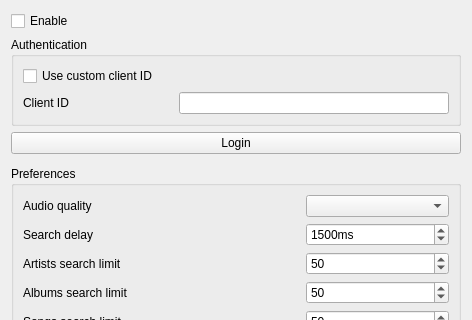
This is src/settings/tidalsettingspage.ui in RoundSalmon4/blended-strawberry as Qt 5 draws it before an edit; both pictures show x 0 to 472 and y 0 to 320 of the 472 by 853 pixel window. The edited form follows.
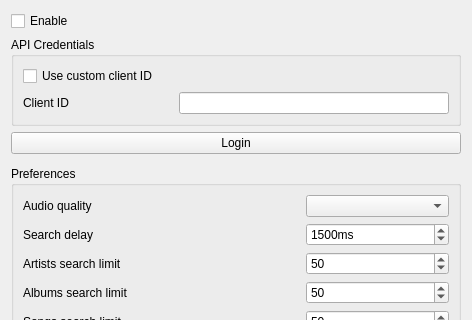
This is the edited form. Icons and pictures are not drawn. Custom widgets are drawn as their Qt base class.

```diff
--- a/src/settings/tidalsettingspage.ui
+++ b/src/settings/tidalsettingspage.ui
@@ -30,7 +30,7 @@
       </sizepolicy>
      </property>
      <property name="title">
-      <string>Authentication</string>
+      <string>API Credentials</string>
      </property>
      <layout class="QFormLayout" name="layout_credential_group">
       <item row="0" column="0">
```
Left out of the diff: 8 changed lines with no effect on the pictures.
